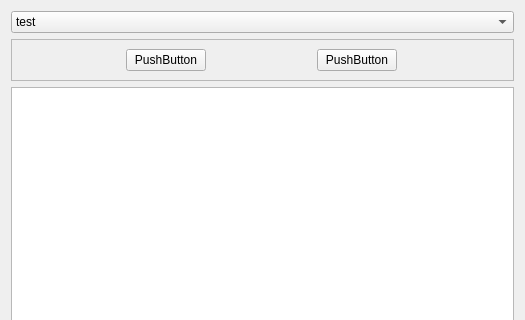
First picture: the form in ui/filewidget.ui, repository hidog/HiGit, before the edit; both pictures show x 0 to 525 and y 0 to 320 of the 525 by 654 pixel window.
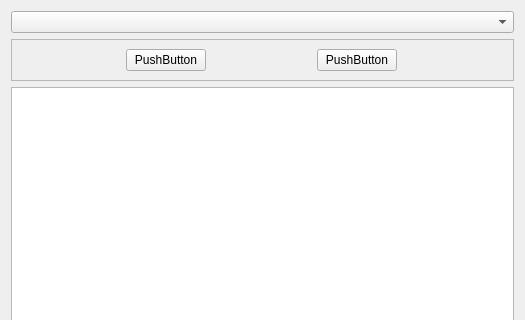
Second picture: the form after the edit.

Commit message: add pathCBox. use combobox to select file path.

Patch:
```diff
--- a/ui/filewidget.ui
+++ b/ui/filewidget.ui
@@ -17,18 +17,7 @@
    <item>
     <layout class="QVBoxLayout" name="verticalLayout">
      <item>
-      <widget class="QComboBox" name="comboBox">
-       <item>
-        <property name="text">
-         <string>test</string>
-        </property>
-       </item>
-       <item>
-        <property name="text">
-         <string>test2</string>
-        </property>
-       </item>
-      </widget>
+      <widget class="QComboBox" name="pathCBox"/>
      </item>
      <item>
       <widget class="QFrame" name="frame">
```
The commit also changes 5 other files.
